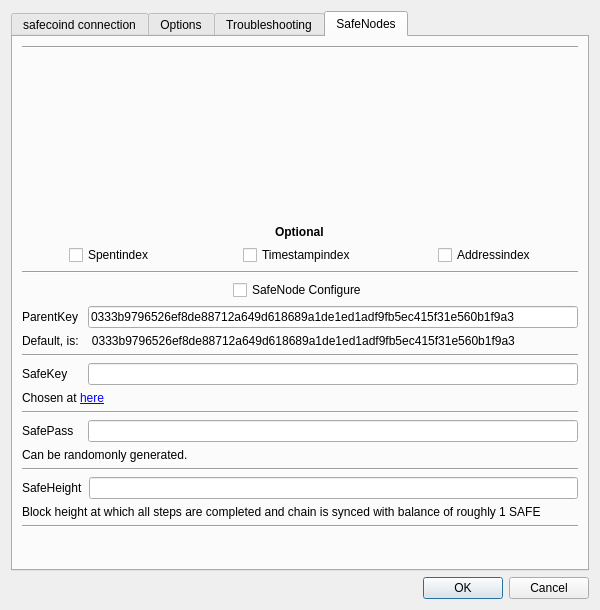
Qt form src/settings.ui (zerocurrencycoin/zerowallet) before a commit.
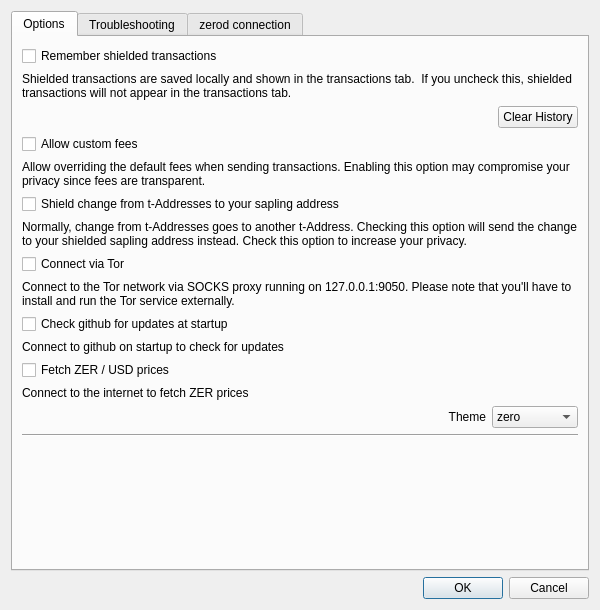
The same form after that commit. The open tabs and pages were chosen to show the change. Icons and pictures are not drawn.

Commit message: port to zero

```diff
--- a/src/settings.ui
+++ b/src/settings.ui
@@ -31,121 +31,12 @@
   <layout class="QVBoxLayout" name="verticalLayout">
    <item>
     <widget class="QTabWidget" name="tabWidget">
+     <property name="tabShape">
+      <enum>QTabWidget::Rounded</enum>
+     </property>
      <property name="currentIndex">
-      <number>1</number>
+      <number>0</number>
      </property>
-     <widget class="QWidget" name="tab">
-      <attribute name="title">
-       <string>safecoind connection</string>
-      </attribute>
-      <layout class="QVBoxLayout" name="verticalLayout_3">
-       <item>
-        <widget class="QLabel" name="confMsg">
-         <property name="text">
-          <string notr="true">&lt;html&gt;&lt;head/&gt;&lt;body&gt;&lt;p&gt;&lt;br/&gt;&lt;/p&gt;&lt;/body&gt;&lt;/html&gt;</string>
-         </property>
-         <property name="textInteractionFlags">
-          <set>Qt::LinksAccessibleByMouse|Qt::TextSelectableByMouse</set>
-         </property>
-        </widget>
-       </item>
-       <item>
-        <widget class="Line" name="line">
-         <property name="orientation">
-          <enum>Qt::Horizontal</enum>
-         </property>
-        </widget>
-       </item>
-       <item>
-        <widget class="QLabel" name="label">
-         <property name="minimumSize">
-          <size>
-           <width>60</width>
-           <height>0</height>
-          </size>
-         </property>
-         <property name="text">
-          <string>Host</string>
-         </property>
-        </widget>
-       </item>
-       <item>
-        <widget class="QLineEdit" name="hostname">
-         <property name="placeholderText">
-          <string/>
-         </property>
-        </widget>
-       </item>
-       <item>
-        <widget class="QLabel" name="label_2">
-         <property name="minimumSize">
-          <size>
-           <width>60</width>
-           <height>0</height>
-          </size>
-         </property>
-         <property name="text">
-          <string>Port</string>
-         </property>
-        </widget>
-       </item>
-       <item>
-        <widget class="QLineEdit" name="port">
-         <property name="placeholderText">
-          <string/>
-         </property>
-        </widget>
-       </item>
-       <item>
-        <widget class="QLabel" name="label_3">
-         <property name="minimumSize">
-          <size>
-           <width>60</width>
-           <height>0</height>
-          </size>
-         </property>
-         <property name="text">
-          <string>RPC Username</string>
-         </property>
-        </widget>
-       </item>
-       <item>
-        <widget class="QLineEdit" name="rpcuser"/>
-       </item>
-       <item>
-        <widget class="QLabel" name="label_4">
-         <property name="minimumSize">
-          <size>
-           <width>60</width>
-           <height>0</height>
-          </size>
-         </property>
-         <property name="text">
-          <string>RPC Password</string>
-         </property>
-        </widget>
-       </item>
-       <item>
-        <widget class="QLineEdit" name="rpcpassword"/>
-       </item>
-       <item>
-        <layout class="QVBoxLayout" name="verticalLayout_2"/>
-       </item>
-       <item>
-        <spacer name="verticalSpacer">
-         <property name="orientation">
-          <enum>Qt::Vertical</enum>
-         </property>
-         <property name="sizeHint" stdset="0">
-          <size>
-           <width>20</width>
-           <height>40</height>
-          </size>
-         </property>
-        </spacer>
-       </item>
-      </layout>
-     </widget>
      <widget class="QWidget" name="tab_2">
       <attribute name="title">
        <string>Options</string>
@@ -164,7 +55,7 @@
        <item row="11" column="0" colspan="3">
         <widget class="QCheckBox" name="chkFetchPrices">
          <property name="text">
-          <string>Fetch SAFE / USD prices</string>
+          <string>Fetch ZER / USD prices</string>
          </property>
         </widget>
        </item>
@@ -243,7 +134,7 @@
        <item row="12" column="0" colspan="3">
         <widget class="QLabel" name="label_10">
          <property name="text">
-          <string>Connect to the internet to fetch SAFE prices</string>
+          <string>Connect to the internet to fetch ZER prices</string>
          </property>
         </widget>
        </item>
@@ -311,6 +202,22 @@
            <verstretch>0</verstretch>
           </sizepolicy>
          </property>
+         <item>
+          <property name="text">
+           <string>zero</string>
+          </property>
+          <property name="icon">
+           <iconset>
+            <normaloff>../res/images/blue/unchecked.png</normaloff>
+            <normalon>../res/images/blue/unchecked.png</normalon>
+            <disabledoff>../res/images/blue/unchecked.png</disabledoff>
+            <disabledon>../res/images/blue/unchecked.png</disabledon>
+            <activeoff>../res/images/blue/checked.png</activeoff>
+            <activeon>../res/images/blue/checked.png</activeon>
+            <selectedoff>../res/images/blue/checked.png</selectedoff>
+            <selectedon>../res/images/blue/checked.png</selectedon>../res/images/blue/unchecked.png</iconset>
+          </property>
+         </item>
          <item>
           <property name="text">
            <string>light</string>
@@ -394,7 +301,7 @@
        <item row="1" column="0">
         <widget class="QLabel" name="label_9">
          <property name="text">
-          <string>Rescan the blockchain for any missing wallet transactions and to correct your wallet balance. This may take several hours. You need to restart SafecoinWallet for this to take effect</string>
+          <string>Rescan the blockchain for any missing wallet transactions and to correct your wallet balance. This may take several hours. You need to restart ZeroWallet for this to take effect</string>
          </property>
          <property name="wordWrap">
           <bool>true</bool>
@@ -438,7 +345,7 @@
        <item row="6" column="0">
         <widget class="QLabel" name="label_11">
          <property name="text">
-          <string>Rebuild the entire blockchain from the genesis block, by rescanning all the block files. This may take several hours to days, depending on your hardware. You need to restart SafecoinWallet for this to take effect</string>
+          <string>Rebuild the entire blockchain from the genesis block, by rescanning all the block files. This may take several hours to days, depending on your hardware. You need to restart ZeroWallet for this to take effect</string>
          </property>
          <property name="wordWrap">
           <bool>true</bool>
@@ -461,287 +368,108 @@
        </item>
       </layout>
      </widget>
-     <widget class="QWidget" name="tab_4">
+     <widget class="QWidget" name="tab">
+      <property name="enabled">
+       <bool>false</bool>
+      </property>
       <attribute name="title">
-       <string>SafeNodes</string>
+       <string>zerod connection</string>
       </attribute>
-      <layout class="QGridLayout" name="gridLayout_3">
-       <item row="23" column="0">
-        <layout class="QVBoxLayout" name="verticalLayout_5">
-         <item>
-          <layout class="QHBoxLayout" name="horizontalLayout_3">
-           <item>
-            <widget class="QLabel" name="label_22">
-             <property name="minimumSize">
-              <size>
-               <width>60</width>
-               <height>0</height>
-              </size>
-             </property>
-             <property name="text">
-              <string>SafeKey</string>
-             </property>
-            </widget>
-           </item>
-           <item>
-            <widget class="QLineEdit" name="safekey">
-             <property name="text">
-              <string/>
-             </property>
-             <property name="placeholderText">
-              <string/>
-             </property>
-            </widget>
-           </item>
-          </layout>
-         </item>
-        </layout>
-       </item>
-       <item row="26" column="0">
-        <widget class="Line" name="line_9">
-         <property name="orientation">
-          <enum>Qt::Horizontal</enum>
+      <layout class="QVBoxLayout" name="verticalLayout_3">
+       <item>
+        <widget class="QLabel" name="confMsg">
+         <property name="text">
+          <string notr="true">&lt;html&gt;&lt;head/&gt;&lt;body&gt;&lt;p&gt;&lt;br/&gt;&lt;/p&gt;&lt;/body&gt;&lt;/html&gt;</string>
          </property>
-        </widget>
-       </item>
-       <item row="7" column="0" rowspan="2">
-        <layout class="QVBoxLayout" name="safenodeverticalLayout">
-         <property name="spacing">
-          <number>6</number>
+         <property name="textInteractionFlags">
+          <set>Qt::LinksAccessibleByMouse|Qt::TextSelectableByMouse</set>
          </property>
-         <property name="sizeConstraint">
-          <enum>QLayout::SetDefaultConstraint</enum>
-         </property>
-         <property name="leftMargin">
-          <number>0</number>
-         </property>
-         <property name="topMargin">
-          <number>0</number>
-         </property>
-         <property name="rightMargin">
-          <number>0</number>
-         </property>
-         <property name="bottomMargin">
-          <number>0</number>
-         </property>
-        </layout>
-       </item>
-       <item row="34" column="0">
-        <layout class="QVBoxLayout" name="verticalLayout_7">
-         <item>
-          <layout class="QHBoxLayout" name="horizontalLayout_5">
-           <item>
-            <widget class="QLabel" name="label_15">
-             <property name="minimumSize">
-              <size>
-               <width>60</width>
-               <height>0</height>
-              </size>
-             </property>
-             <property name="text">
-              <string>SafeHeight</string>
-             </property>
-            </widget>
-           </item>
-           <item>
-            <widget class="QLineEdit" name="safeheight"/>
-           </item>
-          </layout>
-         </item>
-        </layout>
-       </item>
-       <item row="10" column="0">
-        <spacer name="verticalSpacer_6">
-         <property name="orientation">
-          <enum>Qt::Vertical</enum>
-         </property>
-         <property name="sizeHint" stdset="0">
-          <size>
-           <width>20</width>
-           <height>40</height>
-          </size>
-         </property>
-        </spacer>
-       </item>
-       <item row="0" column="0">
-        <widget class="Line" name="line_5">
-         <property name="orientation">
-          <enum>Qt::Horizontal</enum>
-         </property>
         </widget>
        </item>
-       <item row="13" column="0" rowspan="2">
-        <layout class="QHBoxLayout" name="horizontalLayout">
-         <property name="sizeConstraint">
-          <enum>QLayout::SetFixedSize</enum>
-         </property>
-         <item alignment="Qt::AlignHCenter|Qt::AlignVCenter">
-          <widget class="QCheckBox" name="chkSpentindex">
-           <property name="text">
-            <string>Spentindex</string>
-           </property>
-          </widget>
-         </item>
-         <item alignment="Qt::AlignHCenter|Qt::AlignVCenter">
-          <widget class="QCheckBox" name="chkTimestampindex">
-           <property name="text">
-            <string>Timestampindex</string>
-           </property>
-          </widget>
-         </item>
-         <item alignment="Qt::AlignHCenter|Qt::AlignVCenter">
-          <widget class="QCheckBox" name="chkAddressindex">
-           <property name="text">
-            <string>Addressindex</string>
-           </property>
-          </widget>
-         </item>
-        </layout>
-       </item>
-       <item row="22" column="0">
-        <widget class="Line" name="line_8">
+       <item>
+        <widget class="Line" name="line">
          <property name="orientation">
           <enum>Qt::Horizontal</enum>
          </property>
         </widget>
        </item>
-       <item row="35" column="0" alignment="Qt::AlignLeft">
-        <widget class="QLabel" name="label_18">
-         <property name="enabled">
-          <bool>true</bool>
+       <item>
+        <widget class="QLabel" name="label">
+         <property name="minimumSize">
+          <size>
+           <width>60</width>
+           <height>0</height>
+          </size>
          </property>
-         <property name="sizePolicy">
-          <sizepolicy hsizetype="Fixed" vsizetype="Fixed">
-           <horstretch>10</horstretch>
-           <verstretch>10</verstretch>
-          </sizepolicy>
-         </property>
          <property name="text">
-          <string>Block height at which all steps are completed and chain is synced with balance of roughly 1 SAFE</string>
+          <string>Host</string>
          </property>
-         <property name="textFormat">
-          <enum>Qt::PlainText</enum>
-         </property>
         </widget>
        </item>
-       <item row="4" column="0">
-        <spacer name="verticalSpacer_5">
-         <property name="orientation">
-          <enum>Qt::Vertical</enum>
+       <item>
+        <widget class="QLineEdit" name="hostname">
+         <property name="placeholderText">
+          <string/>
          </property>
-         <property name="sizeHint" stdset="0">
+        </widget>
+       </item>
+       <item>
+        <widget class="QLabel" name="label_2">
+         <property name="minimumSize">
           <size>
-           <width>20</width>
-           <height>40</height>
+           <width>60</width>
+           <height>0</height>
           </size>
          </property>
-        </spacer>
-       </item>
-       <item row="21" column="0">
-        <widget class="QLabel" name="label_19">
          <property name="text">
-          <string>Default, is:    0333b9796526ef8de88712a649d618689a1de1ed1adf9fb5ec415f31e560b1f9a3</string>
+          <string>Port</string>
          </property>
         </widget>
        </item>
-       <item row="24" column="0" alignment="Qt::AlignLeft">
-        <widget class="QLabel" name="label_16">
-         <property name="text">
-          <string>&lt;html&gt;&lt;head/&gt;&lt;body&gt;&lt;p&gt;Chosen at &lt;a href=&quot;https://safenodes.org/&quot;&gt;&lt;span style=&quot; text-decoration: underline; color:#0000ff;&quot;&gt;here&lt;/span&gt;&lt;/a&gt;&lt;/p&gt;&lt;/body&gt;&lt;/html&gt;</string>
+       <item>
+        <widget class="QLineEdit" name="port">
+         <property name="placeholderText">
+          <string/>
          </property>
-         <property name="openExternalLinks">
-          <bool>true</bool>
-         </property>
         </widget>
        </item>
-       <item row="11" column="0" alignment="Qt::AlignHCenter">
-        <widget class="QLabel" name="label_14">
-         <property name="font">
-          <font>
-           <weight>75</weight>
-           <bold>true</bold>
-          </font>
+       <item>
+        <widget class="QLabel" name="label_3">
+         <property name="minimumSize">
+          <size>
+           <width>60</width>
+           <height>0</height>
+          </size>
          </property>
-         <property name="mouseTracking">
-          <bool>true</bool>
-         </property>
-         <property name="tabletTracking">
-          <bool>false</bool>
-         </property>
-         <property name="focusPolicy">
-          <enum>Qt::NoFocus</enum>
-         </property>
-         <property name="acceptDrops">
-          <bool>false</bool>
-         </property>
-         <property name="layoutDirection">
-          <enum>Qt::LeftToRight</enum>
-         </property>
          <property name="text">
-          <string>Optional</string>
+          <string>RPC Username</string>
          </property>
         </widget>
        </item>
-       <item row="20" column="0">
-        <layout class="QVBoxLayout" name="verticalLayout_4">
-         <item>
-          <layout class="QHBoxLayout" name="horizontalLayout_2">
-           <item>
-            <widget class="QLabel" name="label_23">
-             <property name="minimumSize">
-              <size>
-               <width>60</width>
-               <height>0</height>
-              </size>
-             </property>
-             <property name="text">
-              <string>ParentKey</string>
-             </property>
-            </widget>
-           </item>
-           <item>
-            <widget class="QLineEdit" name="parentkey">
-             <property name="text">
-              <string>0333b9796526ef8de88712a649d618689a1de1ed1adf9fb5ec415f31e560b1f9a3</string>
-             </property>
-             <property name="placeholderText">
-              <string/>
-             </property>
-            </widget>
-           </item>
-          </layout>
-         </item>
-        </layout>
+       <item>
+        <widget class="QLineEdit" name="rpcuser"/>
        </item>
-       <item row="19" column="0" alignment="Qt::AlignHCenter|Qt::AlignVCenter">
-        <widget class="QCheckBox" name="chkSafeNode">
+       <item>
+        <widget class="QLabel" name="label_4">
          <property name="minimumSize">
           <size>
-           <width>80</width>
+           <width>60</width>
            <height>0</height>
           </size>
          </property>
          <property name="text">
-          <string>SafeNode Configure</string>
+          <string>RPC Password</string>
          </property>
         </widget>
        </item>
-       <item row="18" column="0">
-        <widget class="Line" name="line_6">
-         <property name="orientation">
-          <enum>Qt::Horizontal</enum>
-         </property>
-        </widget>
+       <item>
+        <widget class="QLineEdit" name="rpcpassword"/>
        </item>
-       <item row="28" column="0">
-        <widget class="QLabel" name="label_17">
-         <property name="text">
-          <string>Can be randomonly generated.</string>
-         </property>
-        </widget>
+       <item>
+        <layout class="QVBoxLayout" name="verticalLayout_2"/>
        </item>
-       <item row="37" column="0">
-        <spacer name="verticalSpacer_4">
+       <item>
+        <spacer name="verticalSpacer">
          <property name="orientation">
           <enum>Qt::Vertical</enum>
          </property>
@@ -753,84 +481,15 @@
          </property>
         </spacer>
        </item>
-       <item row="36" column="0">
-        <widget class="Line" name="line_7">
-         <property name="orientation">
-          <enum>Qt::Horizontal</enum>
-         </property>
-        </widget>
-       </item>
-       <item row="27" column="0">
-        <layout class="QVBoxLayout" name="verticalLayout_6">
-         <item>
-          <layout class="QHBoxLayout" name="horizontalLayout_4">
-           <item>
-            <widget class="QLabel" name="label_21">
-             <property name="minimumSize">
-              <size>
-               <width>60</width>
-               <height>0</height>
-              </size>
-             </property>
-             <property name="text">
-              <string>SafePass</string>
-             </property>
-            </widget>
-           </item>
-           <item>
-            <widget class="QLineEdit" name="safepass"/>
-           </item>
-          </layout>
-         </item>
-        </layout>
-       </item>
-       <item row="29" column="0">
-        <widget class="Line" name="line_10">
-         <property name="orientation">
-          <enum>Qt::Horizontal</enum>
-         </property>
-        </widget>
-       </item>
-       <item row="9" column="0">
-        <widget class="QLabel" name="safenodeLogo">
-         <property name="sizePolicy">
-          <sizepolicy hsizetype="Preferred" vsizetype="Preferred">
-           <horstretch>0</horstretch>
-           <verstretch>0</verstretch>
-          </sizepolicy>
-         </property>
-         <property name="minimumSize">
-          <size>
-           <width>100</width>
-           <height>100</height>
-          </size>
-         </property>
-         <property name="sizeIncrement">
-          <size>
-           <width>0</width>
-           <height>0</height>
-          </size>
-         </property>
-         <property name="baseSize">
-          <size>
-           <width>0</width>
-           <height>0</height>
-          </size>
-         </property>
-         <property name="styleSheet">
-          <string notr="true">image: url(:/img/res/safenode.png);</string>
-         </property>
-         <property name="text">
-          <string/>
-         </property>
-        </widget>
-       </item>
       </layout>
      </widget>
     </widget>
    </item>
    <item>
     <widget class="QDialogButtonBox" name="buttonBox">
+     <property name="enabled">
+      <bool>true</bool>
+     </property>
      <property name="orientation">
       <enum>Qt::Horizontal</enum>
      </property>
```
The commit also changes 91 other files.
